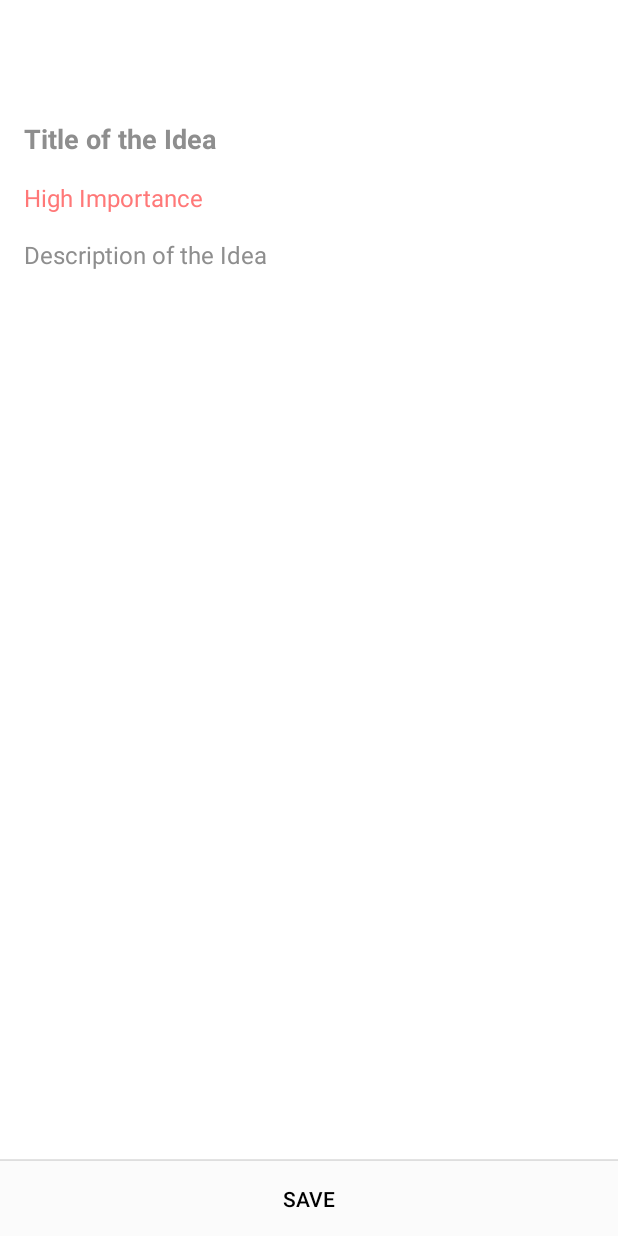
After one commit to martiserra46/lifeplan, an Android app: the layout fragment_nav_ideas_idea_save.xml on its own in the app's theme, with its tools: preview values and no code run, on a phone screen of 412 x 824 dp. The commit adds this screen. Run offline under Robolectric (Android 15) with nearby library versions, the light colour scheme and no system bars.

Commit message:
Setup fragment_nav_ideas_idea_save.xml layout

```diff
--- /dev/null
+++ b/app/src/main/res/layout/fragment_nav_ideas_idea_save.xml
@@ -0,0 +1,78 @@
+<?xml version="1.0" encoding="utf-8"?>
+<LinearLayout xmlns:android="http://schemas.android.com/apk/res/android"
+    android:layout_width="match_parent"
+    android:layout_height="match_parent"
+    xmlns:tools="http://schemas.android.com/tools"
+    xmlns:app="http://schemas.android.com/apk/res-auto"
+    android:orientation="vertical">
+
+    <androidx.appcompat.widget.Toolbar
+        android:layout_width="match_parent"
+        android:layout_height="?android:attr/actionBarSize" />
+
+    <androidx.constraintlayout.widget.ConstraintLayout
+        android:layout_width="match_parent"
+        android:layout_height="0dp"
+        android:layout_weight="1"
+        android:padding="16dp"
+        android:orientation="vertical">
+
+        <EditText
+            android:id="@+id/editText1"
+            android:layout_width="match_parent"
+            android:layout_height="wrap_content"
+            android:background="@android:color/transparent"
+            android:hint="@string/title_of_the_idea"
+            android:importantForAutofill="no"
+            android:inputType="text"
+            android:paddingTop="8dp"
+            android:paddingBottom="8dp"
+            android:textColor="@color/colorSecondaryText"
+            android:textStyle="bold"
+            app:layout_constraintEnd_toEndOf="parent"
+            app:layout_constraintStart_toStartOf="parent"
+            app:layout_constraintTop_toTopOf="parent" />
+
+        <TextView
+            android:id="@+id/textView4"
+            android:layout_width="match_parent"
+            android:layout_height="wrap_content"
+            android:paddingTop="8dp"
+            android:paddingBottom="8dp"
+            android:textColor="#FF7878"
+            android:textSize="16sp"
+            tools:text="High Importance"
+            app:layout_constraintTop_toBottomOf="@id/editText1"
+            app:layout_constraintStart_toStartOf="parent"
+            app:layout_constraintEnd_toEndOf="parent"/>
+
+        <EditText
+            android:layout_width="match_parent"
+            android:layout_height="0dp"
+            android:layout_weight="1"
+            android:background="@android:color/transparent"
+            android:gravity="start|top"
+            android:hint="@string/description_of_the_idea"
+            android:importantForAutofill="no"
+            android:inputType="text"
+            android:paddingTop="8dp"
+            android:textColor="@color/colorSecondaryText"
+            android:textSize="16sp"
+            app:layout_constraintBottom_toBottomOf="parent"
+            app:layout_constraintTop_toBottomOf="@id/textView4"
+            tools:layout_editor_absoluteX="16dp" />
+
+    </androidx.constraintlayout.widget.ConstraintLayout>
+
+    <View
+        android:layout_width="match_parent"
+        android:layout_height="1dp"
+        android:background="@color/colorDividerLine"/>
+
+    <Button
+        android:layout_width="match_parent"
+        android:layout_height="50dp"
+        android:background="#FBFBFB"
+        android:text="@string/save"/>
+
+</LinearLayout>
--- a/app/src/main/res/values/strings.xml
+++ b/app/src/main/res/values/strings.xml
@@ -3,4 +3,6 @@
     <string name="design_your_life">Design your life</string>
     <string name="save">Save</string>
     <string name="write_here">Write here</string>
+    <string name="title_of_the_idea">Title of the Idea</string>
+    <string name="description_of_the_idea">Description of the Idea</string>
 </resources>
```
